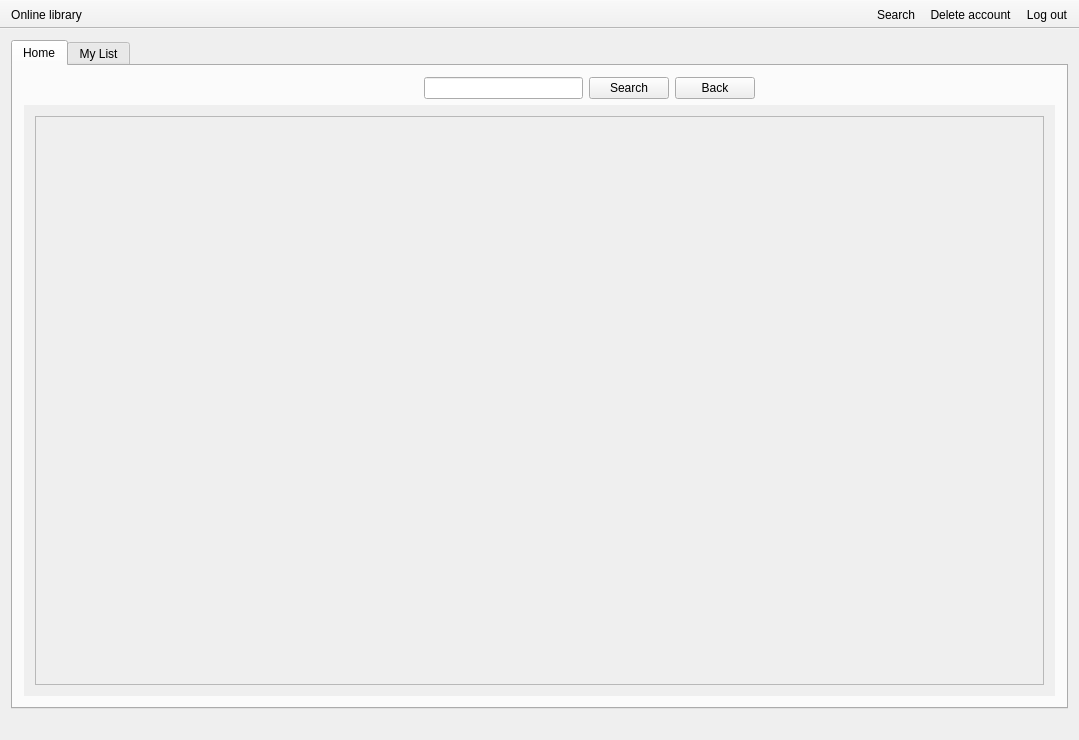
Above: OnLib/OnLib/MainWindow.ui from Andrew-Gh21/OnLib before the change. Below: the same form after it.
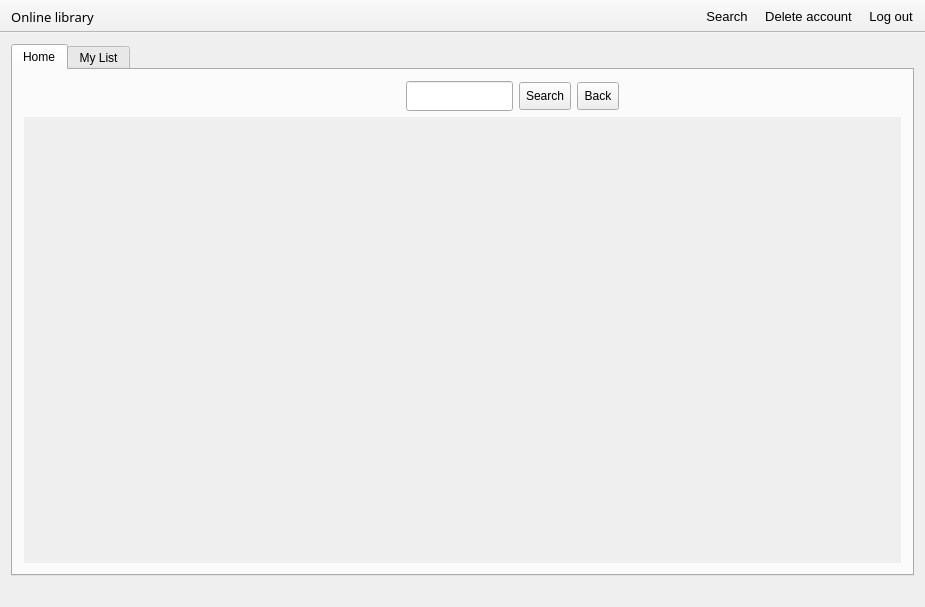
That is the form after the change. Icons and pictures are not drawn.

Commit message:
Small main window edits
- change fonts
- change style buttons
- change the frame to different widgets

Diff of the .ui file:
```diff
--- a/OnLib/OnLib/MainWindow.ui
+++ b/OnLib/OnLib/MainWindow.ui
@@ -6,8 +6,8 @@
    <rect>
     <x>0</x>
     <y>0</y>
-    <width>1079</width>
-    <height>740</height>
+    <width>925</width>
+    <height>607</height>
    </rect>
   </property>
   <property name="windowTitle">
@@ -73,6 +73,11 @@
            <layout class="QGridLayout" name="gridLayout_6">
             <item row="0" column="3">
              <widget class="QPushButton" name="backToMenuButton">
+              <property name="styleSheet">
+               <string notr="true">min-width: 7em;
+padding: 6px;
+color: black;</string>
+              </property>
               <property name="text">
                <string>Back</string>
               </property>
@@ -80,6 +85,11 @@
             </item>
             <item row="0" column="2">
              <widget class="QPushButton" name="searchBooksButton">
+              <property name="styleSheet">
+               <string notr="true">min-width: 7em;
+padding: 6px;
+color: black;</string>
+              </property>
               <property name="text">
                <string>Search</string>
               </property>
@@ -118,7 +128,19 @@
              </spacer>
             </item>
             <item row="0" column="1">
-             <widget class="QLineEdit" name="searchLineEdit"/>
+             <widget class="QLineEdit" name="searchLineEdit">
+              <property name="minimumSize">
+               <size>
+                <width>0</width>
+                <height>30</height>
+               </size>
+              </property>
+              <property name="font">
+               <font>
+                <pointsize>10</pointsize>
+               </font>
+              </property>
+             </widget>
             </item>
            </layout>
           </item>
@@ -135,8 +157,8 @@
               <rect>
                <x>0</x>
                <y>0</y>
-               <width>1029</width>
-               <height>560</height>
+               <width>868</width>
+               <height>377</height>
               </rect>
              </property>
              <layout class="QGridLayout" name="gridLayout_4">
@@ -144,6 +166,9 @@
                <layout class="QVBoxLayout" name="verticalLayout">
                 <item>
                  <widget class="QScrollArea" name="searchBooksScrollArea">
+                  <property name="frameShape">
+                   <enum>QFrame::NoFrame</enum>
+                  </property>
                   <property name="verticalScrollBarPolicy">
                    <enum>Qt::ScrollBarAsNeeded</enum>
                   </property>
@@ -155,8 +180,8 @@
                     <rect>
                      <x>0</x>
                      <y>0</y>
-                     <width>1007</width>
-                     <height>538</height>
+                     <width>844</width>
+                     <height>353</height>
                     </rect>
                    </property>
                   </widget>
@@ -294,7 +319,7 @@
     </size>
    </property>
    <property name="toolButtonStyle">
-    <enum>Qt::ToolButtonIconOnly</enum>
+    <enum>Qt::ToolButtonTextUnderIcon</enum>
    </property>
    <attribute name="toolBarArea">
     <enum>TopToolBarArea</enum>
@@ -305,6 +330,14 @@
    <addaction name="actionLibraryIcon"/>
   </widget>
   <widget class="QToolBar" name="toolBar">
+   <property name="font">
+    <font>
+     <family>Nirmala UI</family>
+     <pointsize>10</pointsize>
+     <weight>50</weight>
+     <bold>false</bold>
+    </font>
+   </property>
    <property name="windowTitle">
     <string>toolBar</string>
    </property>
@@ -347,6 +380,14 @@
    <property name="toolTip">
     <string>Online library</string>
    </property>
+   <property name="font">
+    <font>
+     <family>Russo One</family>
+     <pointsize>10</pointsize>
+     <weight>50</weight>
+     <bold>false</bold>
+    </font>
+   </property>
    <property name="iconVisibleInMenu">
     <bool>true</bool>
    </property>
```
Left out of the diff: 8 changed lines with no effect on the pictures. The commit also changes 2 other files.
